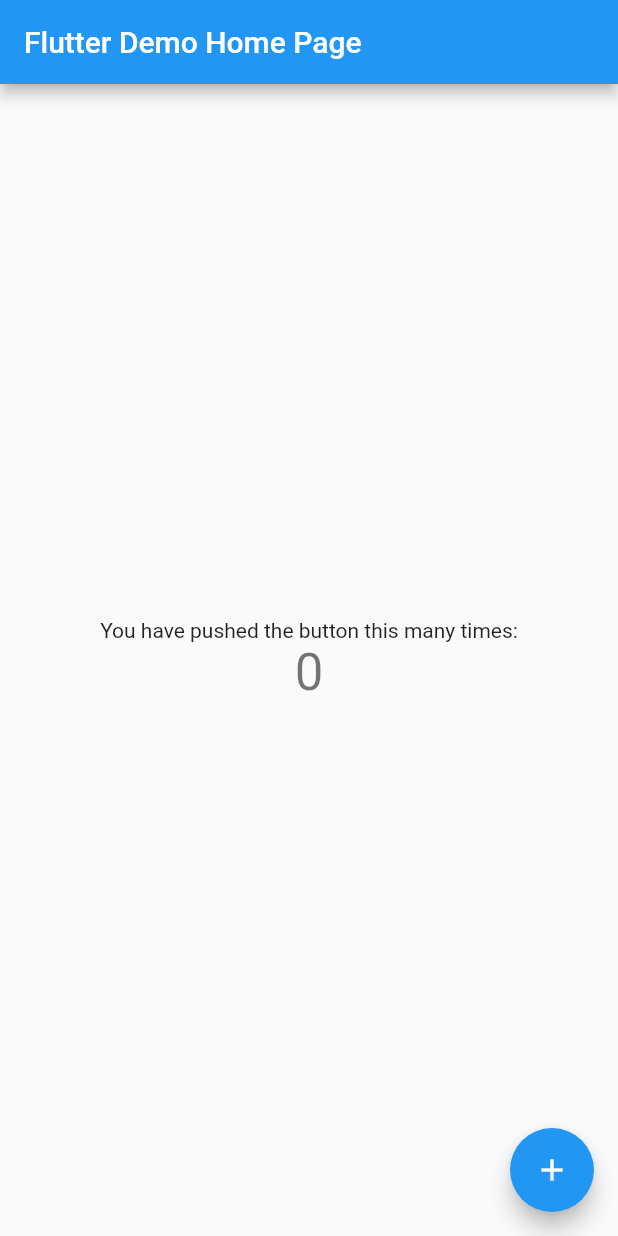
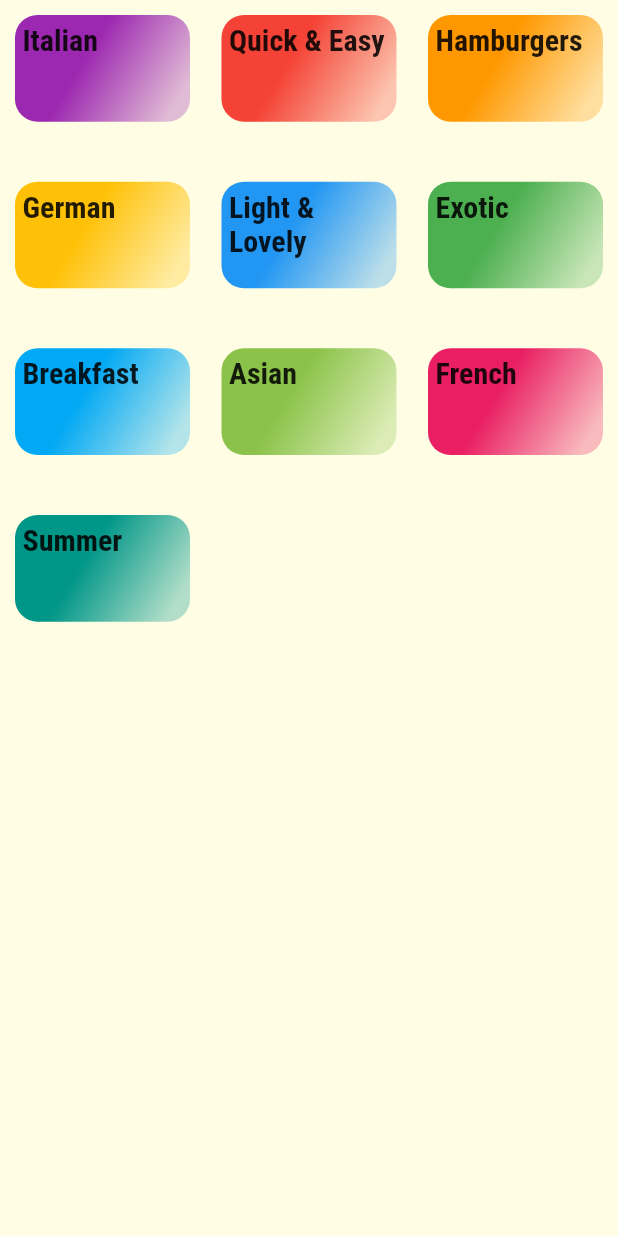
Before and after one commit to AdelDaniel/my_kitchen, a Flutter app: the screen it shows after launch, on a phone screen of 412 x 824 dp. Run offline on Flutter 3.47's test engine with Material 2 defaults, Android fonts, the phone set to English and light mode, and no system bars.

Commit message:
at v9 edited

```diff
--- a/lib/main.dart
+++ b/lib/main.dart
@@ -1,111 +1,43 @@
+
+
 import 'package:flutter/material.dart';
+
+
+import './screens/categories_screen.dart';
+import './screens/meal_screen.dart';
 
 void main() => runApp(MyApp());
 
 class MyApp extends StatelessWidget {
-  // This widget is the root of your application.
+
   @override
   Widget build(BuildContext context) {
     return MaterialApp(
       title: 'Flutter Demo',
       theme: ThemeData(
-        // This is the theme of your application.
-        //
-        // Try running your application with "flutter run". You'll see the
-        // application has a blue toolbar. Then, without quitting the app, try
-        // changing the primarySwatch below to Colors.green and then invoke
-        // "hot reload" (press "r" in the console where you ran "flutter run",
-        // or simply save your changes to "hot reload" in a Flutter IDE).
-        // Notice that the counter didn't reset back to zero; the application
-        // is not restarted.
-        primarySwatch: Colors.blue,
+        primarySwatch: Colors.pink,
+        accentColor: Colors.amber,
+        canvasColor: Color.fromRGBO(255, 254, 229, 1),
+        fontFamily: 'Raleway',
+        textTheme: ThemeData.light().textTheme.copyWith(
+            body1: TextStyle(
+              color: Color.fromRGBO(20, 51, 51, 1),
+            ),
+            body2: TextStyle(
+              color: Color.fromRGBO(20, 51, 51, 1),
+            ),
+            title: TextStyle(
+              fontSize: 20,
+              fontFamily: 'RobotoCondensed',
+              fontWeight: FontWeight.bold,
+            )),
       ),
-      home: MyHomePage(title: 'Flutter Demo Home Page'),
+
+      home: CategoryScreen() ,
+      routes: {
+        CategoryScreen.id : (context) => CategoryScreen() ,
+        MealScreen.id : (context) => MealScreen() ,
+      },
     );
   }
 }
-
-class MyHomePage extends StatefulWidget {
-  MyHomePage({Key key, this.title}) : super(key: key);
-
-  // This widget is the home page of your application. It is stateful, meaning
-  // that it has a State object (defined below) that contains fields that affect
-  // how it looks.
-
-  // This class is the configuration for the state. It holds the values (in this
-  // case the title) provided by the parent (in this case the App widget) and
-  // used by the build method of the State. Fields in a Widget subclass are
-  // always marked "final".
-
-  final String title;
-
-  @override
-  _MyHomePageState createState() => _MyHomePageState();
-}
-
-class _MyHomePageState extends State<MyHomePage> {
-  int _counter = 0;
-
-  void _incrementCounter() {
-    setState(() {
-      // This call to setState tells the Flutter framework that something has
-      // changed in this State, which causes it to rerun the build method below
-      // so that the display can reflect the updated values. If we changed
-      // _counter without calling setState(), then the build method would not be
-      // called again, and so nothing would appear to happen.
-      _counter++;
-    });
-  }
-
-  @override
-  Widget build(BuildContext context) {
-    // This method is rerun every time setState is called, for instance as done
-    // by the _incrementCounter method above.
-    //
-    // The Flutter framework has been optimized to make rerunning build methods
-    // fast, so that you can just rebuild anything that needs updating rather
-    // than having to individually change instances of widgets.
-    return Scaffold(
-      appBar: AppBar(
-        // Here we take the value from the MyHomePage object that was created by
-        // the App.build method, and use it to set our appbar title.
-        title: Text(widget.title),
-      ),
-      body: Center(
-        // Center is a layout widget. It takes a single child and positions it
-        // in the middle of the parent.
-        child: Column(
-          // Column is also a layout widget. It takes a list of children and
-          // arranges them vertically. By default, it sizes itself to fit its
-          // children horizontally, and tries to be as tall as its parent.
-          //
-          // Invoke "debug painting" (press "p" in the console, choose the
-          // "Toggle Debug Paint" action from the Flutter Inspector in Android
-          // Studio, or the "Toggle Debug Paint" command in Visual Studio Code)
-          // to see the wireframe for each widget.
-          //
-          // Column has various properties to control how it sizes itself and
-          // how it positions its children. Here we use mainAxisAlignment to
-          // center the children vertically; the main axis here is the vertical
-          // axis because Columns are vertical (the cross axis would be
-          // horizontal).
-          mainAxisAlignment: MainAxisAlignment.center,
-          children: <Widget>[
-            Text(
-              'You have pushed the button this many times:',
-            ),
-            Text(
-              '$_counter',
-              style: Theme.of(context).textTheme.display1,
-            ),
-          ],
-        ),
-      ),
-      floatingActionButton: FloatingActionButton(
-        onPressed: _incrementCounter,
-        tooltip: 'Increment',
-        child: Icon(Icons.add),
-      ), // This trailing comma makes auto-formatting nicer for build methods.
-    );
-  }
-}
--- /dev/null
+++ b/lib/models/3.2 dummy_data.dart.dart
@@ -0,0 +1,57 @@
+import 'package:flutter/material.dart';
+
+
+import './category.dart';
+
+const DUMMY_CATEGORIES = const [
+  Category(
+    id: 'c1',
+    title: 'Italian',
+    color: Colors.purple,
+  ),
+  Category(
+    id: 'c2',
+    title: 'Quick & Easy',
+    color: Colors.red,
+  ),
+  Category(
+    id: 'c3',
+    title: 'Hamburgers',
+    color: Colors.orange,
+  ),
+  Category(
+    id: 'c4',
+    title: 'German',
+    color: Colors.amber,
+  ),
+  Category(
+    id: 'c5',
+    title: 'Light & Lovely',
+    color: Colors.blue,
+  ),
+  Category(
+    id: 'c6',
+    title: 'Exotic',
+    color: Colors.green,
+  ),
+  Category(
+    id: 'c7',
+    title: 'Breakfast',
+    color: Colors.lightBlue,
+  ),
+  Category(
+    id: 'c8',
+    title: 'Asian',
+    color: Colors.lightGreen,
+  ),
+  Category(
+    id: 'c9',
+    title: 'French',
+    color: Colors.pink,
+  ),
+  Category(
+    id: 'c10',
+    title: 'Summer',
+    color: Colors.teal,
+  ),
+];
--- /dev/null
+++ b/lib/models/category.dart
@@ -0,0 +1,14 @@
+import 'package:flutter/material.dart' ;
+class Category {
+  final String id;
+  final String title;
+
+  final Color color ;
+
+  const Category({
+    this.id,
+    this.title,
+    this.color = Colors.orange
+  });
+
+}
--- /dev/null
+++ b/lib/screens/categories_screen.dart
@@ -0,0 +1,34 @@
+import 'package:flutter/material.dart';
+
+
+import '../models/3.2 dummy_data.dart.dart';
+// import '../models/category.dart';
+import '../widgets/category_item.dart';
+
+
+class CategoryScreen extends StatelessWidget {
+  static const String id = 'CategoryScreen' ;
+
+  @override
+  Widget build(BuildContext context) {
+    return Scaffold(
+          body: GridView(
+        children: DUMMY_CATEGORIES.map(
+          (cat) {
+            return CategoryItem( cat: cat, );
+          }
+        ).toList(),
+        gridDelegate: SliverGridDelegateWithMaxCrossAxisExtent(
+          maxCrossAxisExtent: 200 ,
+          childAspectRatio: 3/2 ,
+          crossAxisSpacing: 1,
+          mainAxisSpacing: 20 ,
+
+        ),
+
+        ),
+    );
+
+
+  }
+}
--- /dev/null
+++ b/lib/screens/meal_screen.dart
@@ -0,0 +1,26 @@
+
+import 'package:flutter/material.dart';
+import '../models/category.dart';
+
+class MealScreen extends StatelessWidget {
+
+  static const String id = 'MealScreen' ;
+
+  // final Category currentCategory ;
+  // const MealScreen( this.currentCategory );
+
+
+  @override
+  Widget build(BuildContext context) {
+    final currentCategory = ModalRoute.of(context).settings.arguments as Category ;
+    return Scaffold(
+      appBar: AppBar(
+        backgroundColor: currentCategory.color,
+        title: Text( currentCategory.title),
+      ),
+      body: Center(
+        child: Text('great >>> ')
+      ),
+    );
+  }
+}
--- /dev/null
+++ b/lib/widgets/category_item.dart
@@ -0,0 +1,57 @@
+import 'package:flutter/material.dart';
+
+
+
+
+import '../screens/meal_screen.dart';
+import '../models/category.dart';
+
+
+class CategoryItem extends StatelessWidget {
+
+final Category cat ;
+  const CategoryItem({
+    @required this.cat,
+  });
+
+
+  void selectCategory(BuildContext ctx){
+    Navigator.of(ctx).pushNamed(
+      MealScreen.id , arguments: cat ,
+    );
+
+  }
+
+  @override
+  Widget build(BuildContext context) {
+    return Container(
+        padding: const EdgeInsets.all(5),
+        margin: const EdgeInsets.all(10),
+        child: InkWell(
+     onTap: () {
+        selectCategory(context);
+    } ,
+      borderRadius: BorderRadius.circular(15),
+      splashColor: Colors.yellow,
+            child: Text(
+      cat.title,
+      style: Theme.of(context).textTheme.title,
+    ),
+        ),
+        decoration: BoxDecoration(
+    gradient: LinearGradient(
+      // colors: [Colors.black  , color ] ,
+      colors: [cat.color.withOpacity(0.3)  , cat.color ] ,
+      begin: Alignment.bottomRight,
+      end:   Alignment.topLeft ,
+      tileMode: TileMode.mirror,
+
+      stops: [0.1,0.6]
+    ),
+    borderRadius:  BorderRadius.circular(15),
+
+   ),
+
+      );
+  }
+}
```
Also changed, not shown: pubspec.yaml (+17 -6 lines), assets/fonts/Raleway-Black.ttf (added), assets/fonts/Raleway-Bold.ttf (added), assets/fonts/Raleway-Regular.ttf (added), assets/fonts/RobotoCondensed-Bold.ttf (added), assets/fonts/RobotoCondensed-Italic.ttf (added), assets/fonts/RobotoCondensed-Light.ttf (added), assets/fonts/RobotoCondensed-Regular.ttf (added), 1 other file.
